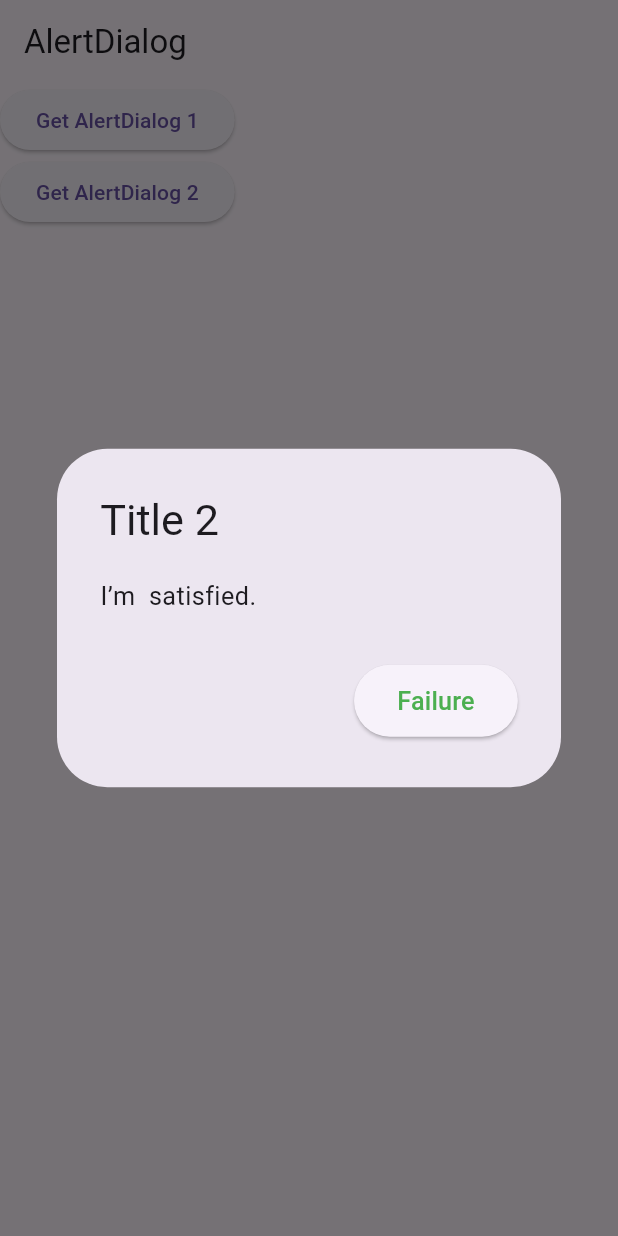
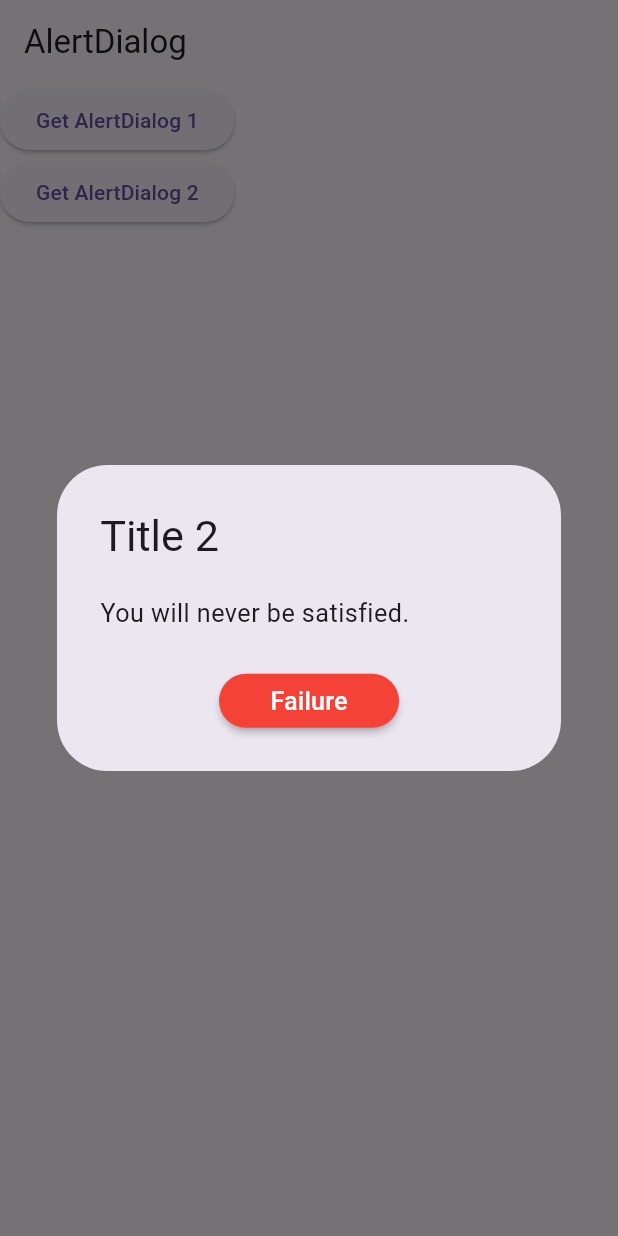
Before and after one commit to MadhuriKu/CLI-Test, a Flutter app: the screen it shows after launch, after a tap on "Get AlertDialog 2", on a phone screen of 412 x 824 dp. Run offline on Flutter 3.47's test engine with Material 3 defaults, Android fonts, the phone set to English and light mode, and no system bars; drawn by our look-alikes of rounded_loading_button; our stand-ins replace stacked_services.

Commit message:
annimation with button

```diff
--- a/lib/main.dart
+++ b/lib/main.dart
@@ -19,26 +19,26 @@ class MyApp extends StatelessWidget {
         primarySwatch: Colors.blue,
       ),
       home: Scaffold(
-        appBar: AppBar(title: Text('AlertDialog')),
+        appBar: AppBar(title: const Text('AlertDialog')),
         body: Column(
           children: <Widget>[
             ElevatedButton(
-              child: Text('Get AlertDialog 1'),
+              child: const Text('Get AlertDialog 1'),
               onPressed: () {
                 DialogManager.instance.showMessageDialog(
                     StackedService.navigatorKey!.currentState!.overlay!.context,
                     'Title 1',
-                    'You will never be satisfied.',
+                    'I’m  satisfied.',
                     "Success");
               },
             ),
             ElevatedButton(
-              child: Text('Get AlertDialog 2'),
+              child: const Text('Get AlertDialog 2'),
               onPressed: () {
                 DialogManager.instance.showMessageDialog(
                     StackedService.navigatorKey!.currentState!.overlay!.context,
                     'Title 2',
-                    'I’m  satisfied.',
+                    'You will never be satisfied.',
                     "Failure");
               },
             )
--- a/lib/util/annimation_dialog.dart
+++ b/lib/util/annimation_dialog.dart
@@ -1,4 +1,5 @@
 import 'package:flutter/material.dart';
+import 'package:rounded_loading_button/rounded_loading_button.dart';
 
 class AnnimationDialog extends StatefulWidget {
   final String message;
@@ -16,6 +17,8 @@ class _SuccessDialogState extends State<AnnimationDialog>
     with SingleTickerProviderStateMixin {
   late AnimationController _animationController;
   late Animation<double> _scaleAnimation;
+  final RoundedLoadingButtonController btnController =
+      RoundedLoadingButtonController();
 
   @override
   void initState() {
@@ -47,15 +50,29 @@ class _SuccessDialogState extends State<AnnimationDialog>
         title: Text(widget.title),
         content: Text(widget.message),
         actions: [
-          ElevatedButton(
+          RoundedLoadingButton(
+            height: 30,
+            width: 100,
+            color: (widget.buttontext == "Success") ? Colors.green : Colors.red,
             onPressed: () {
               Navigator.pop(context);
             },
-            child: Text(widget.buttontext,
-                style: const TextStyle(
-                  color: Colors.green,
-                )),
-          ),
+            controller: btnController,
+            child:
+                Text((widget.buttontext == "Success") ? "Success" : "Failure",
+                    style: const TextStyle(
+                      color: Colors.white,
+                    )),
+          )
+
+          // Lottie.asset(
+          //   'assets/animations/success_animation.json',
+          //   width: 30,
+          //   height: 30,
+          //   repeat: true, // Set to true if you want the animation to loop
+          //   reverse:
+          //       true, // Set to true if you want the animation to play in reverse
+          // )
         ],
       ),
     );
--- a/pubspec.yaml
+++ b/pubspec.yaml
@@ -36,6 +36,9 @@ dependencies:
   # Use with the CupertinoIcons class for iOS style icons.
   cupertino_icons: ^1.0.2
   stacked_services: ^1.1.0
+  any_animated_button: ^0.0.4
+  rounded_loading_button: ^2.0.8
+  lottie: ^1.0.0
 
 dev_dependencies:
   flutter_test:
```
Also changed, not shown: assets/animations/success_animation.json (added, +1 -0 lines), lib/util/dialog_manager.dart (+0 -17 lines), pubspec.lock.
